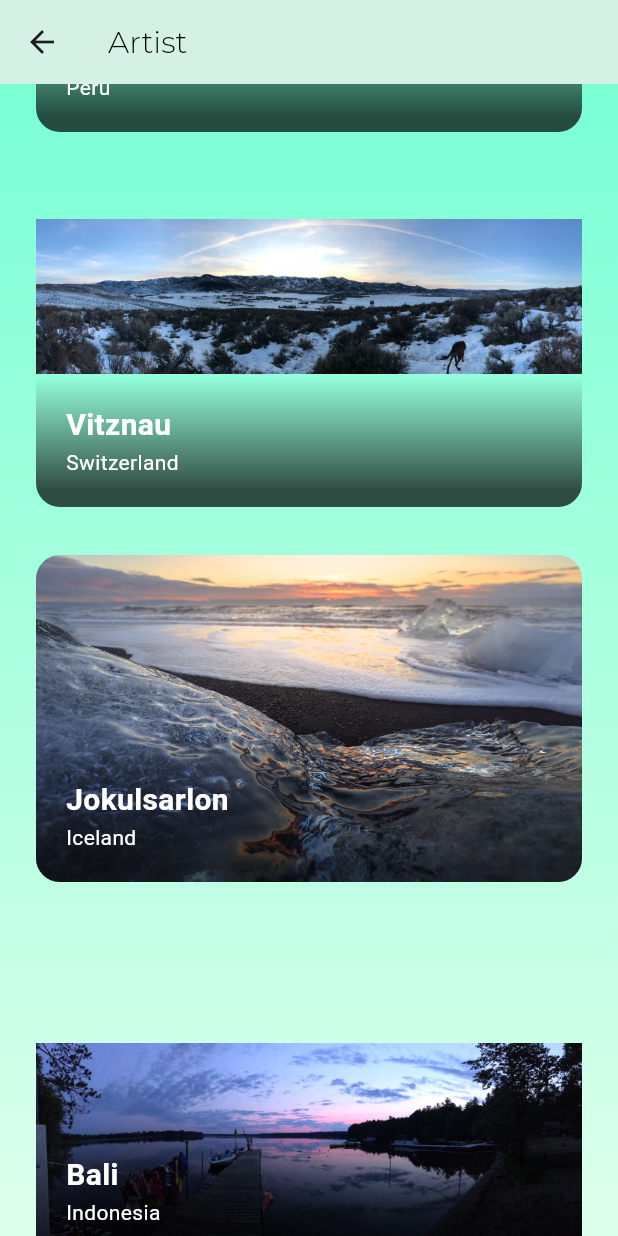
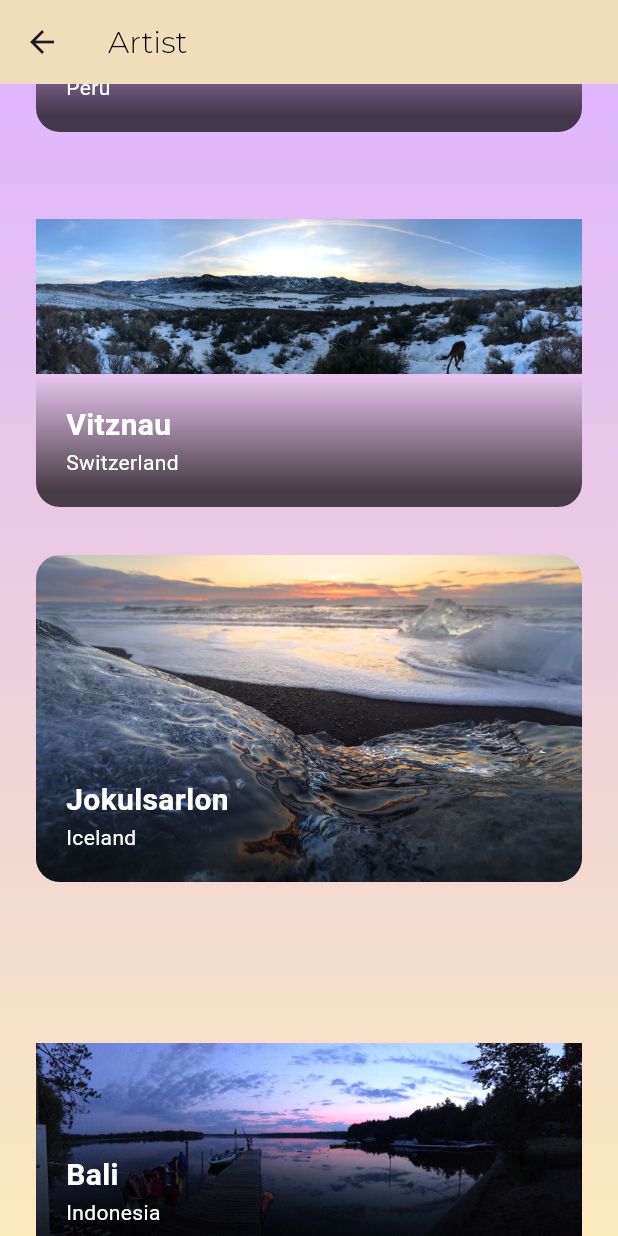
Before and after one commit to gramjos/tour_co, a Flutter app: the ExampleParallax screen opened by its route, scrolled down 1152 dp, on a phone screen of 412 x 824 dp. Run offline on Flutter 3.47's test engine with Material 3 defaults, Android fonts, the light colour scheme and no system bars; our stand-ins replace logger; missing offline and left inert: syncfusion_flutter_pdfviewer, universal_html.

Commit message:
styling consistency

```diff
--- a/lib/app.dart
+++ b/lib/app.dart
@@ -1,7 +1,7 @@
 import 'package:flutter/material.dart';
 import 'package:tour_co/screens/resume/resume.dart';
-import 'screens/locations/locations.dart';
-import 'screens/location_detail/location_detail.dart';
+import 'screens/tech_article_list/article_list.dart';
+import 'screens/tech_article_list/article/location_detail.dart';
 import 'screens/home/start_page.dart';
 import 'screens/math_comp/para.dart';
 import 'style.dart';
@@ -37,7 +37,7 @@ class App extends StatelessWidget {
         screen = StartPage();
         break;
       case locationRoute:
-        screen = Locations(arguments!['likes']);
+        screen = ArticleList(arguments!['likes']);
         break;
       case resumeRoute:
         screen = const PDFViewerPage(path: 'assets/images/resume.pdf');
--- a/lib/models/location.dart
+++ b/lib/models/location.dart
@@ -1,4 +1,4 @@
-import 'location_fact.dart';
+import '../screens/tech_article_list/article/location_fact.dart';
 
 class Location {
   final int id;
--- a/lib/screens/math_comp/para.dart
+++ b/lib/screens/math_comp/para.dart
@@ -22,16 +22,7 @@ class ExampleParallax extends StatelessWidget {
         backgroundColor: matte,
       ),
       body: Container(
-        decoration: BoxDecoration(
-          gradient: LinearGradient(
-            colors: [
-              startScreenButton,
-              matte,
-            ],
-            begin: Alignment.topCenter,
-            end: Alignment.bottomCenter,
-          ),
-        ),
+        decoration: gradientBoxDec,
         child: Padding(
           padding: EdgeInsets.symmetric(horizontal: pSpace),
           child: CustomScrollView(
--- a/lib/screens/resume/resume.dart
+++ b/lib/screens/resume/resume.dart
@@ -1,5 +1,6 @@
 import 'package:flutter/material.dart';
 import 'package:syncfusion_flutter_pdfviewer/pdfviewer.dart';
+import 'package:tour_co/style.dart';
 import 'package:universal_html/html.dart' as html;
 
 class PDFViewerPage extends StatelessWidget {
@@ -11,7 +12,7 @@ class PDFViewerPage extends StatelessWidget {
   Widget build(BuildContext context) {
     return Scaffold(
       appBar: AppBar(
-        backgroundColor: const Color.fromARGB(255, 0, 130, 30),
+        backgroundColor: matte,
         title: const Text('Graham J. Joss'),
       ),
       body: Center(
@@ -20,6 +21,7 @@ class PDFViewerPage extends StatelessWidget {
         ),
       ),
       floatingActionButton: FloatingActionButton(
+        backgroundColor: startScreenButton,
         tooltip: 'Download from Github',
         onPressed: () {
           showDialog(
@@ -60,7 +62,7 @@ class PDFViewerPage extends StatelessWidget {
             },
           );
         },
-        child: const Icon(Icons.download_sharp),
+        child: const Icon(Icons.download_sharp, color: Cols.black),
       ),
     );
   }
--- a/lib/style.dart
+++ b/lib/style.dart
@@ -1,17 +1,27 @@
 import 'package:flutter/material.dart';
+
+BoxDecoration gradientBoxDec = BoxDecoration(
+  gradient: LinearGradient(
+    colors: [
+      pastelPurp,
+      matte,
+    ],
+    begin: Alignment.topCenter,
+    end: Alignment.bottomCenter,
+  ),
+);
 
 class Cols {
   static const Color heartOutline = Color.fromARGB(255, 255, 0, 0);
   static const Color black = Color.fromARGB(255, 0, 0, 0);
 }
 
-Color get picFrame => const Color.fromARGB(
-    255, 117, 233, 165); // Pic Frame, App Bar, and Welcome Text Area
 Color get matte => const Color.fromARGB(
-    255, 222, 255, 236); // Pic Frame, App Bar, and Welcome Text Area
+    255, 252, 233, 187); // App Bar, and Welcome Text Area, footer
 Color get startScreenButton => const Color.fromARGB(255, 122, 255, 213);
 Color get startScreenBackgroundColor =>
     const Color.fromARGB(255, 212, 251, 255);
+Color get pastelPurp => const Color.fromARGB(255, 223, 182, 255);
 
 const largeTextSize = 26.0;
 const mediumTextSize = 20.0;
```
Also changed, not shown: lib/scoped_models/scoped_pic_change.dart (deleted, +0 -15 lines), lib/screens/home/dynamic_pic.dart (deleted, +0 -22 lines), lib/screens/tech_article_list/article/location_detail.dart (renamed from lib/screens/location_detail/location_detail.dart, +11 -5 lines), lib/screens/tech_article_list/article_list.dart (renamed from lib/screens/locations/locations.dart, +12 -8 lines), lib/widgets/image_banner.dart (+13 -4 lines), lib/screens/tech_article_list/article/location_fact.dart (renamed from lib/models/location_fact.dart), lib/screens/tech_article_list/text_section.dart (renamed from lib/screens/location_detail/text_section.dart), 1 other file.
